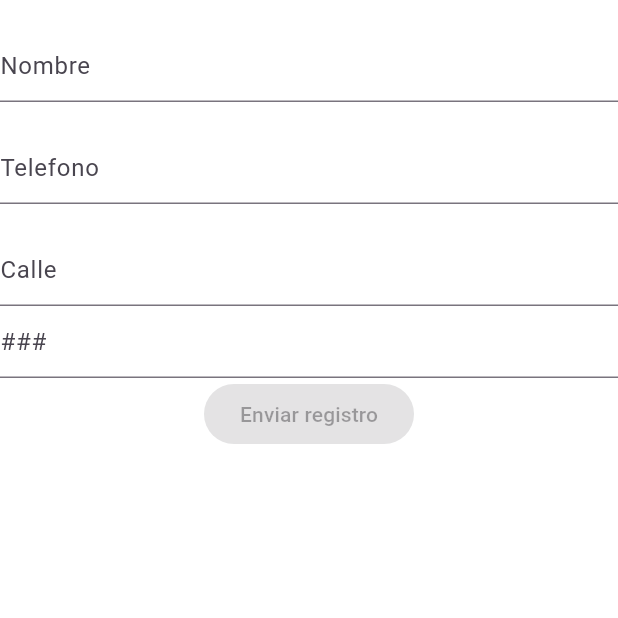
After one commit to AlfonsoArzaveHernandez/app_sg, a Flutter app: the screen it shows after launch, after a tap on "Sign in", on a phone screen of 412 x 824 dp, the top half of it. The commit adds this screen. Run offline on Flutter 3.47's test engine with Material 3 defaults, Android fonts, the phone set to English and light mode, and no system bars; our stand-ins replace circle_nav_bar.

Commit message:
feat: adding RegisterScreen

```diff
--- a/lib/screens/main_login_screen.dart
+++ b/lib/screens/main_login_screen.dart
@@ -1,3 +1,4 @@
+import 'package:app_sg/screens/register_screen.dart';
 import 'package:app_sg/screens/residentes/resi_screen.dart';
 import 'package:flutter/material.dart';
 import 'package:flutter/services.dart';
@@ -64,7 +65,6 @@ class FormularioLogin extends StatelessWidget {
 
   @override
   Widget build(BuildContext context) {
-
     return Align(
       alignment: Alignment.bottomCenter,
       child: Container(
@@ -109,11 +109,15 @@ class FormularioLogin extends StatelessWidget {
                 ),
               ),
               const SizedBox(height: 20,),
-               ElevatedButton(
-                style: ElevatedButton.styleFrom(
-                  padding: const EdgeInsets.symmetric(horizontal: 150, vertical: 20)
-                ),
-                onPressed: null, child: const Text('Sign in')),
+                ElevatedButton(
+                  style: ElevatedButton.styleFrom(
+                    padding: const EdgeInsets.symmetric(horizontal: 150, vertical: 20)
+                  ),
+                  onPressed: (){
+                    Navigator.push(
+                      context, MaterialPageRoute(builder: (context) => const RegisterScreen() )
+                    );
+                  }, child: const Text('Sign in')),
                 const SizedBox(height: 20),
                 ElevatedButton(
                   style: ElevatedButton.styleFrom(
--- /dev/null
+++ b/lib/screens/register_screen.dart
@@ -0,0 +1,88 @@
+import 'package:flutter/material.dart';
+
+class RegisterScreen extends StatelessWidget {
+  const RegisterScreen({super.key});
+
+  @override
+  Widget build(BuildContext context) {
+    return const ContenidoRegisterScreen();
+  }
+}
+
+class ContenidoRegisterScreen extends StatefulWidget {
+  const ContenidoRegisterScreen({super.key});
+
+  @override
+  State<ContenidoRegisterScreen> createState() => _ContenidoRegisterScreenState();
+}
+
+class _ContenidoRegisterScreenState extends State<ContenidoRegisterScreen> {
+  @override
+  Widget build(BuildContext context) {
+    return const Scaffold(
+      body: Stack(
+        children: [
+          FondoRegistrarUsuario(),
+          FormularioRegistroUsuario()
+        ]
+      )
+    );
+  }
+}
+
+class FondoRegistrarUsuario extends StatelessWidget {
+  const FondoRegistrarUsuario({super.key});
+
+  @override
+  Widget build(BuildContext context) {
+    return Container(
+      color: Colors.grey.shade400,
+      height: double.infinity,
+      width: double.infinity,
+    );
+  }
+}
+
+class FormularioRegistroUsuario extends StatelessWidget {
+  const FormularioRegistroUsuario({super.key});
+
+  @override
+  Widget build(BuildContext context) {
+    return Container(
+      color: Colors.white,
+      child: Center(
+        child: Column(
+          children: [
+            const SizedBox(height: 20),
+            TextFormField(
+              decoration: const InputDecoration(
+                hintText: 'Nombre'
+              ),
+            ),
+            const SizedBox(height: 20),
+
+            TextFormField(
+              decoration: const InputDecoration(
+                hintText: 'Telefono'),
+            ),
+
+            const SizedBox(height: 20),
+            TextFormField(
+
+              decoration: const InputDecoration(
+
+                hintText: 'Calle'
+              ),
+            ),
+            TextFormField(
+              decoration: const InputDecoration(
+                hintText: '###'
+              ),
+            ),
+            ElevatedButton(onPressed: null, child: const Text('Enviar registro'))
+          ],
+        ),
+      ),
+    );
+  }
+}
--- a/lib/screens/residentes/resi_screen.dart
+++ b/lib/screens/residentes/resi_screen.dart
@@ -48,8 +48,8 @@ class _ResiScreenState extends State<ResiScreen> {
               inactiveIcons: const [
                 Text("Feed"),
                 Text("Historial"),
-                Text("Nueva"),
-                Text("Notifs"),
+                Text("Invitar"),
+                Text("Avisos"),
               ],
               color: Colors.transparent,
               circleColor: Colors.transparent,
```
